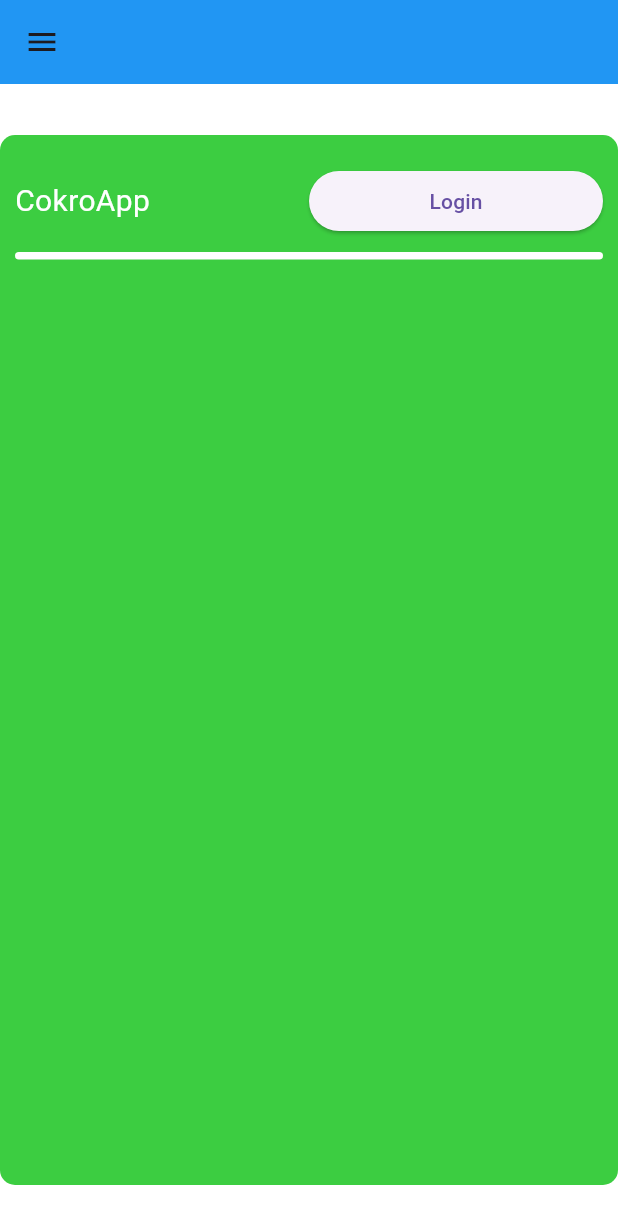
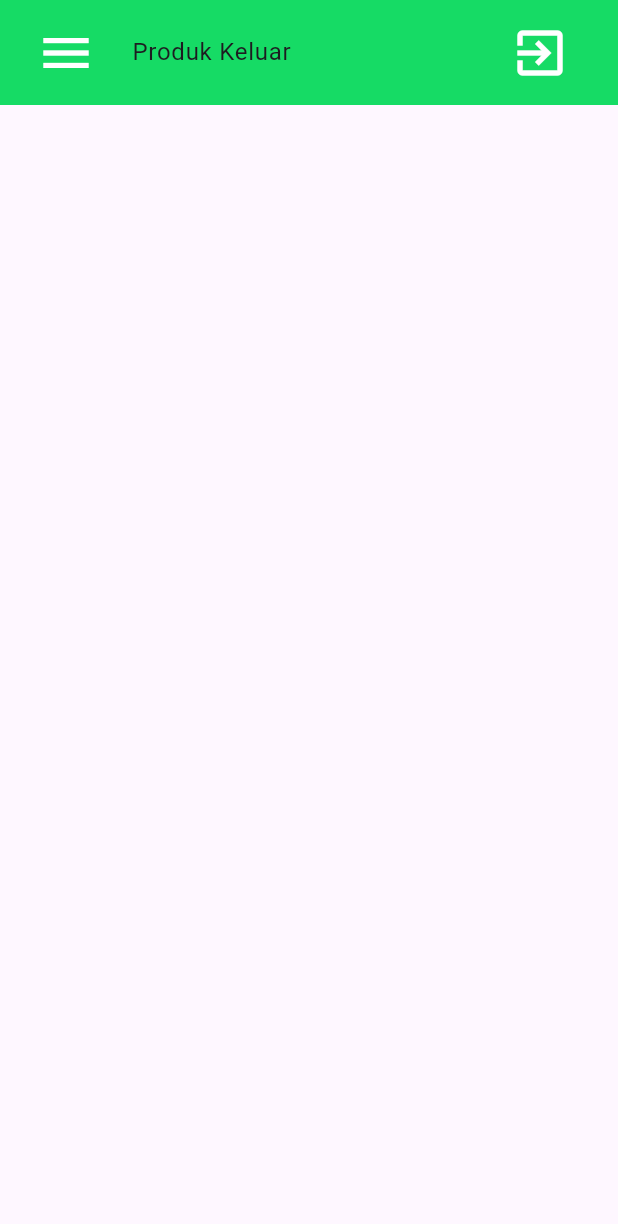
Before and after one commit to Vernsz-Code/AndroidCokro, a Flutter app: the screen it shows after launch, on a phone screen of 412 x 824 dp. Shown: the top 1224 px of the screen. Run offline on Flutter 3.47's test engine with Material 3 defaults, Android fonts, the phone set to English and light mode, and no system bars.

Commit message:
ini commit

```diff
--- /dev/null
+++ b/lib/produkKeluarPage.dart
@@ -0,0 +1,50 @@
+import 'package:flutter/material.dart';
+
+class produkKeluarPage extends StatelessWidget {
+  @override
+
+  Widget build(BuildContext context) {
+    return Scaffold(
+      appBar: PreferredSize(
+        preferredSize: const Size.fromHeight(70),
+        child: Container(
+          height: 70,
+          decoration: const BoxDecoration(
+            color: Color.fromARGB(255, 22, 219, 101),
+          ),
+          child: SafeArea(
+              child: Center(
+            child: ListTile(
+              leading: Builder(
+                builder: (context) => IconButton(
+                icon: const Icon(
+                  Icons.menu_outlined,
+                  color: Colors.white,
+                  size: 40,
+                ),
+                onPressed: () => {
+                  Scaffold.of(context).openDrawer()
+                },
+              ),
+              ),
+              title: const Text("Produk Keluar"),
+              trailing: IconButton(
+                icon: const Icon(
+                  Icons.exit_to_app_outlined,
+                  color: Colors.white,
+                  size: 40,
+                ),
+                onPressed: () => {},
+              ),
+            ),
+          )),
+        ),
+      ),
+      drawer: Drawer(
+        child: ListView(
+
+        ),
+      ),
+    );
+  }
+}
```
Also changed, not shown: lib/loginPage.dart (added, +10 -0 lines), lib/main.dart (+44 -10 lines).
